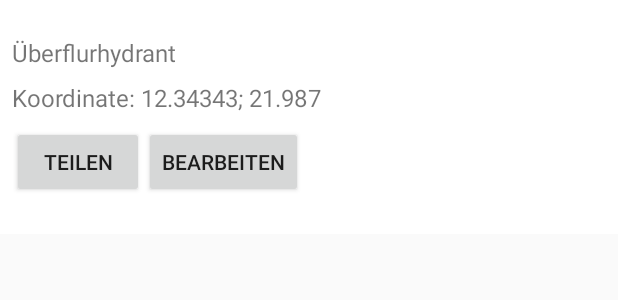
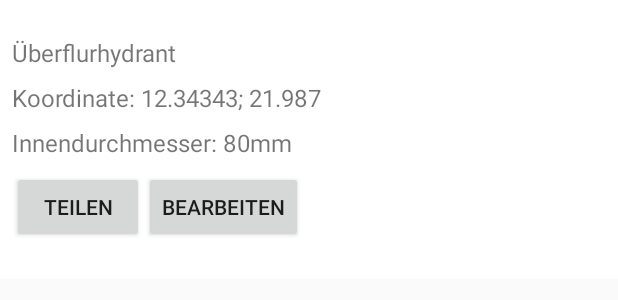
Before and after one commit to waldbrand/app, an Android app: the layout fragement_poi_details.xml on its own in the app's theme, with its tools: preview values and no code run, on a phone screen of 412 x 824 dp. Shown: the top 300 px of the screen. Run offline under Robolectric (Android 15) with nearby library versions, the phone set to English and light mode, and no system bars.

Commit message:
Abuse label text to store hydrant diameter

```diff
--- a/waldbrand-app/app/src/main/res/layout/fragement_poi_details.xml
+++ b/waldbrand-app/app/src/main/res/layout/fragement_poi_details.xml
@@ -25,13 +25,22 @@
             android:id="@+id/position"
             android:layout_width="wrap_content"
             android:layout_height="wrap_content"
-            android:layout_marginVertical="8dp"
+            android:layout_marginTop="8dp"
             android:textSize="16dp"
             tools:text="Koordinate: 12.34343; 21.987" />
+
+        <TextView
+            android:id="@+id/diameter"
+            android:layout_width="wrap_content"
+            android:layout_height="wrap_content"
+            android:layout_marginTop="8dp"
+            android:textSize="16dp"
+            tools:text="Innendurchmesser: 80mm" />
 
         <LinearLayout
             android:layout_width="wrap_content"
             android:layout_height="wrap_content"
+            android:layout_marginTop="8dp"
             android:orientation="horizontal">
 
             <Button
```
Also changed, not shown: waldbrand-app/app/src/main/java/de/topobyte/apps/viewer/label/QueryWorkerPoi.java (+7 -1 lines), waldbrand-app/app/src/main/java/de/waldbrandapp/PoiDetailsFragment.java (+14 -0 lines).
